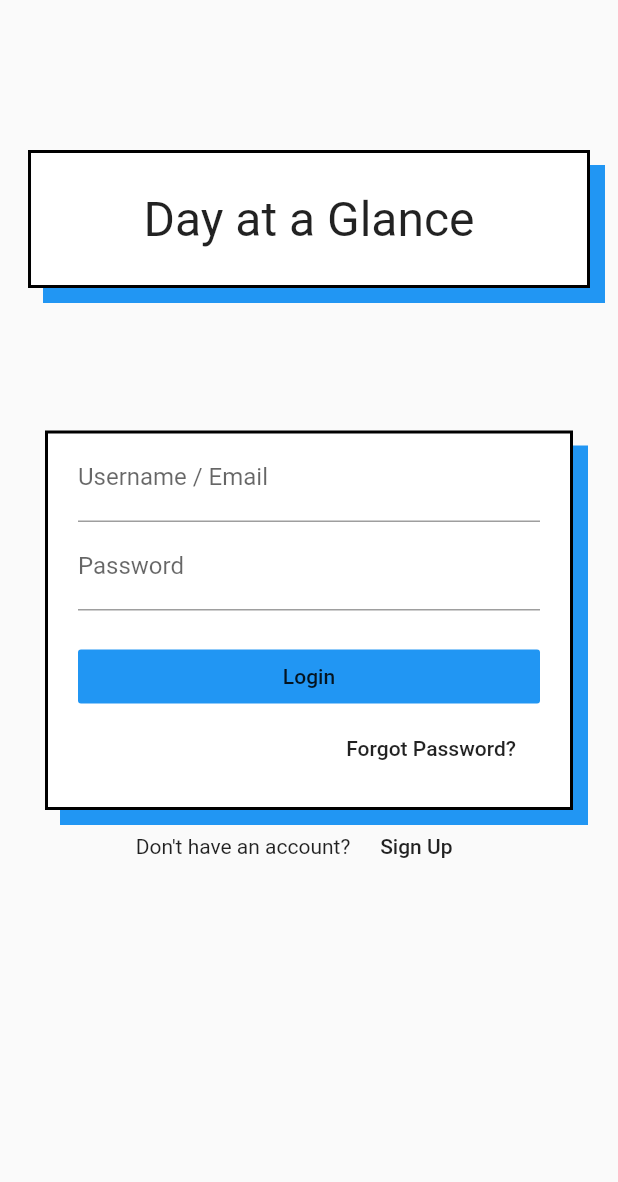
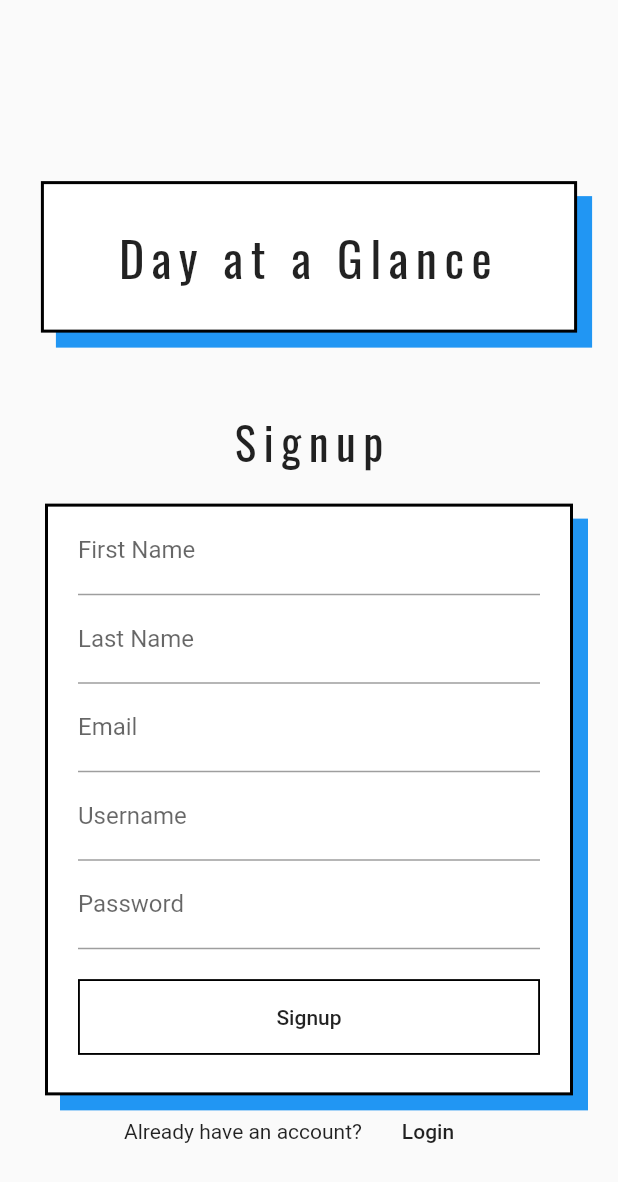
Before and after one commit to Janahan10/Todo-App, a Flutter app: the screen it shows after launch, on a phone screen of 412 x 824 dp. Shown: the top 1182 px of the screen. Run offline on Flutter 3.47's test engine with Material 2 defaults, Android fonts, the phone set to English and light mode, and no system bars; our stand-ins replace google_fonts, shared_preferences; network calls fail.

Commit message:
Finished signup and login UI

```diff
--- /dev/null
+++ b/frontend/lib/UI/LoginScreen.dart
@@ -0,0 +1,129 @@
+import 'package:flutter/material.dart';
+import 'package:shared_preferences/shared_preferences.dart';
+import 'package:frontend/classes/user.dart';
+import 'package:frontend/blocs/userBloc.dart';
+import 'package:google_fonts/google_fonts.dart';
+
+class LoginScreen extends StatefulWidget {
+  @override
+  State<StatefulWidget> createState() => _LoginScreenState();
+}
+
+class _LoginScreenState extends State<LoginScreen> {
+  UserBloc _user;
+
+  @override
+  void initState() {
+    super.initState();
+    _user = UserBloc();
+  }
+
+  @override
+  Widget build(BuildContext context) {
+    _user.registerUser("userna323123me", "password123", "firstname", "lastname", "email@ghasdks.com");
+    return Scaffold(
+      //backgroundColor: Colors.grey,
+      body: Center(
+        child: Column(
+          //mainAxisAlignment: MainAxisAlignment.center,
+          children: <Widget>[
+            Container (
+              margin: EdgeInsets.only(bottom: 50.0, top: 75.0),
+              padding: const EdgeInsets.fromLTRB(50, 25, 50, 25),
+              decoration: BoxDecoration (
+                color: Colors.white,
+                border: Border.all(width: 2.0, color: Colors.black),
+                boxShadow: [
+                  BoxShadow(
+                    color: Colors.blue,
+                    blurRadius: 0.0,
+                    offset: Offset(
+                      10.0,
+                      10.0
+                    ),
+                  ),
+                ]
+              ),
+              child: Text(
+                "Day at a Glance",
+                style:
+                  GoogleFonts.oswald(
+                    textStyle: TextStyle(
+                      fontSize: 32.0,
+                      letterSpacing: 5
+                    )
+                  ),
+                textAlign: TextAlign.center,
+              ),
+            ),
+            Text(
+              "Login",
+              style: GoogleFonts.oswald(
+                textStyle: TextStyle(
+                  fontSize: 30,
+                  letterSpacing: 5
+                )
+              ),
+            ),
+            Container (
+              margin: EdgeInsets.fromLTRB(30, 20, 30, 0),
+              padding: const EdgeInsets.fromLTRB(20, 0, 20, 15),
+              decoration: BoxDecoration (
+                color: Colors.white,
+                border: Border.all(width: 2.0, color: Colors.black),
+                boxShadow: [
+                  BoxShadow(
+                    color: Colors.blue,
+                    blurRadius: 0.0,
+                    offset: Offset(
+                      10.0,
+                      10.0
+                    ),
+                  ),
+                ]
+              ),
+              child: Column(
+                children: <Widget>[
+                  TextFormField(
+                    decoration: InputDecoration(labelText: "Username / Email"),
+                  ),
+                  TextFormField(
+                    decoration: InputDecoration(labelText: "Password"),
+                  ),
+                  Container(
+                    decoration: BoxDecoration(border: Border.all(width: 1.25, color: Colors.black) ),
+                    width: double.infinity,
+                    margin: EdgeInsets.only(top: 20.0),
+                    child: FlatButton(
+                      onPressed: () {},
+                      child: Text("Login")
+                    ),
+                  ),
+                  Container(
+                    alignment: Alignment.centerRight,
+                    child: FlatButton(
+                      onPressed: () {},
+                      child: Text("Forgot Password?"),
+                    ),
+                  ),
+                ],
+              ),
+            ),
+            Row (
+              mainAxisAlignment: MainAxisAlignment.center,
+              children: <Widget>[
+                Text("Don't have an account?"),
+                FlatButton (onPressed: () {}, child: Text("Sign Up"))
+              ],
+            )
+          ],
+        ),
+      ),
+    );
+  }
+}
+
+Future getApiKey() async {
+    SharedPreferences prefs = await SharedPreferences.getInstance();
+    return await prefs.getString("API_Token");
+ }
--- /dev/null
+++ b/frontend/lib/UI/SignupScreen.dart
@@ -0,0 +1,135 @@
+import 'package:flutter/material.dart';
+import 'package:shared_preferences/shared_preferences.dart';
+import 'package:frontend/classes/user.dart';
+import 'package:frontend/blocs/userBloc.dart';
+import 'package:google_fonts/google_fonts.dart';
+
+class SignupScreen extends StatefulWidget {
+  @override
+  State<StatefulWidget> createState() => _SignupScreenState();
+}
+
+class _SignupScreenState extends State<SignupScreen> {
+  UserBloc _user;
+
+  @override
+  void initState() {
+    super.initState();
+    _user = UserBloc();
+  }
+
+  @override
+  Widget build(BuildContext context) {
+    _user.registerUser("userna323123me", "password123", "firstname", "lastname", "email@ghasdks.com");
+    return Scaffold(
+      //backgroundColor: Colors.grey,
+      body: Center(
+        child: SingleChildScrollView(
+        child: Column(
+          //mainAxisAlignment: MainAxisAlignment.center,
+          children: <Widget>[
+            Container (
+              margin: EdgeInsets.only(bottom: 50.0, top: 75.0),
+              padding: const EdgeInsets.fromLTRB(50, 25, 50, 25),
+              decoration: BoxDecoration (
+                color: Colors.white,
+                border: Border.all(width: 2.0, color: Colors.black),
+                boxShadow: [
+                  BoxShadow(
+                    color: Colors.blue,
+                    blurRadius: 0.0,
+                    offset: Offset(
+                      10.0,
+                      10.0
+                    ),
+                  ),
+                ]
+              ),
+              child: Text(
+                "Day at a Glance",
+                style:
+                  GoogleFonts.oswald(
+                    textStyle: TextStyle(
+                      fontSize: 32.0,
+                      letterSpacing: 5
+                    )
+                  ),
+                textAlign: TextAlign.center,
+              ),
+            ),
+            Text(
+              "Signup",
+              style: GoogleFonts.oswald(
+                textStyle: TextStyle(
+                  fontSize: 30,
+                  letterSpacing: 5
+                ),
+              ),
+            ),
+            Container (
+              margin: EdgeInsets.fromLTRB(30, 20, 30, 0),
+              padding: const EdgeInsets.fromLTRB(20, 0, 20, 15),
+              decoration: BoxDecoration (
+                color: Colors.white,
+                border: Border.all(width: 2.0, color: Colors.black),
+                boxShadow: [
+                  BoxShadow(
+                    color: Colors.blue,
+                    blurRadius: 0.0,
+                    offset: Offset(
+                      10.0,
+                      10.0
+                    ),
+                  ),
+                ]
+              ),
+              child: Column(
+                children: <Widget>[
+                  TextFormField(
+                    decoration: InputDecoration(labelText: "First Name"),
+                  ),
+                  TextFormField(
+                    decoration: InputDecoration(labelText: "Last Name"),
+                  ),
+                  TextFormField(
+                    decoration: InputDecoration(labelText: "Email"),
+                  ),
+                  TextFormField(
+                    decoration: InputDecoration(labelText: "Username"),
+                  ),
+                  TextFormField(
+                    decoration: InputDecoration(labelText: "Password"),
+                  ),
+                  Container(
+                    decoration: BoxDecoration(border: Border.all(width: 1.25, color: Colors.black) ),
+                    width: double.infinity,
+                    margin: EdgeInsets.fromLTRB(0, 20, 0, 10),
+                    child: FlatButton(
+                      onPressed: () {},
+                      child: Text("Signup")
+                    ),
+                  ),
+                ],
+              ),
+            ),
+            Row (
+              mainAxisAlignment: MainAxisAlignment.center,
+              children: <Widget>[
+                Text("Already have an account?"),
+                FlatButton (
+                  onPressed: () {},
+                  child: Text("Login"))
+              ],
+            )
+          ],
+        ),
+      ),
+      )
+    );
+  }
+}
+
+Future getApiKey() async {
+    SharedPreferences prefs = await SharedPreferences.getInstance();
+    return await prefs.getString("API_Token");
+ }
--- a/frontend/lib/main.dart
+++ b/frontend/lib/main.dart
@@ -1,8 +1,7 @@
 import 'package:flutter/material.dart';
-import 'package:shared_preferences/shared_preferences.dart';
-import 'package:frontend/classes/user.dart';
-import 'package:frontend/blocs/userBloc.dart';
-
+import 'package:google_fonts/google_fonts.dart';
+import 'package:frontend/UI/LoginScreen.dart';
+import 'package:frontend/UI/SignupScreen.dart';
 
 void main() => runApp(MyApp());
 
@@ -15,116 +14,7 @@ class MyApp extends StatelessWidget {
 			theme: ThemeData(
 				primarySwatch: Colors.blue,
 			),
-			home: LoginScreen(),
+			home: SignupScreen(),
 		);
 	}
 }
-
-class LoginScreen extends StatefulWidget {
-  @override
-  State<StatefulWidget> createState() => _LoginScreenState();
-}
-
-class _LoginScreenState extends State<LoginScreen> {
-  UserBloc _user;
-
-  @override
-  void initState() {
-    super.initState();
-    _user = UserBloc();
-  }
-
-  @override
-  Widget build(BuildContext context) {
-    // _user.registerUser("userna323123me", "password123", "firstname", "lastname", "email@ghasdks.com");
-    return Scaffold(
-      //backgroundColor: Colors.grey,
-      body: Center(
-        child: Column(
-          //mainAxisAlignment: MainAxisAlignment.center,
-          children: <Widget>[
-            Container (
-              margin: EdgeInsets.only(bottom: 75.0, top: 100.0),
-              padding: const EdgeInsets.fromLTRB(75, 25, 75, 25),
-              decoration: BoxDecoration (
-                color: Colors.white,
-                border: Border.all(width: 2.0, color: Colors.black),
-                boxShadow: [
-                  BoxShadow(
-                    color: Colors.blue,
-                    blurRadius: 0.0,
-                    offset: Offset(
-                      10.0,
-                      10.0
-                    ),
-                  ),
-                ]
-              ),
-              child: Text(
-                "Day at a Glance",
-                style: TextStyle(fontSize: 32.0),
-                textAlign: TextAlign.center,
-              ),
-            ),
-            Container (
-              margin: EdgeInsets.fromLTRB(30, 20, 30, 0),
-              padding: const EdgeInsets.fromLTRB(20, 0, 20, 15),
-              decoration: BoxDecoration (
-                color: Colors.white,
-                border: Border.all(width: 2.0, color: Colors.black),
-                boxShadow: [
-                  BoxShadow(
-                    color: Colors.blue,
-                    blurRadius: 0.0,
-                    offset: Offset(
-                      10.0,
-                      10.0
-                    ),
-                  ),
-                ]
-              ),
-              child: Column(
-                children: <Widget>[
-                  TextFormField(
-                    decoration: InputDecoration(labelText: "Username / Email"),
-                  ),
-                  TextFormField(
-                    decoration: InputDecoration(labelText: "Password"),
-                  ),
-                  Container(
-                    width: double.infinity,
-                    margin: EdgeInsets.only(top: 20.0),
-                    child: FlatButton(
-                      color: Colors.blue,
-                      onPressed: () {},
-                      child: Text("Login")
-                    ),
-                  ),
-                  Container(
-                    alignment: Alignment.centerRight,
-                    child: FlatButton(
-                      onPressed: () {},
-                      child: Text("Forgot Password?"),
-                    ),
-                  ),
-                ],
-              ),
-            ),
-            Row (
-              mainAxisAlignment: MainAxisAlignment.center,
-              children: <Widget>[
-                Text("Don't have an account?"),
-                FlatButton (onPressed: () {}, child: Text("Sign Up"))
-              ],
-            )
-          ],
-        ),
-      ),
-    );
-  }
-}
-
-Future getApiKey() async {
-    SharedPreferences prefs = await SharedPreferences.getInstance();
-    return await prefs.getString("API_Token");
- }
--- a/frontend/pubspec.yaml
+++ b/frontend/pubspec.yaml
@@ -25,6 +25,7 @@ dependencies:
   cupertino_icons: ^0.1.2
   shared_preferences: ^0.5.7+2
   http: ^0.12.1
+  google_fonts: 1.1.0
 
 dev_dependencies:
   flutter_test:
```
Also changed, not shown: frontend/pubspec.lock.
